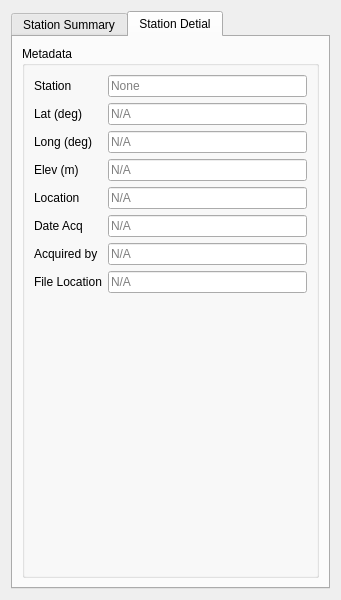
The window that mtpy/gui/SmartMT/ui_asset/station_status.ui (MTgeophysics/mtpy) describes before a commit, drawn with Qt 5.
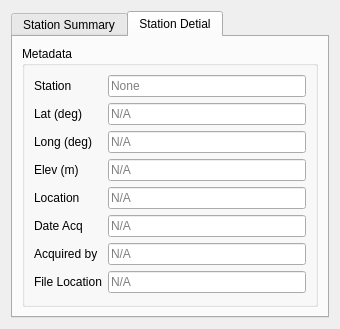
The same window after the commit.

Diff of the .ui file:
```diff
--- a/mtpy/gui/SmartMT/ui_asset/station_status.ui
+++ b/mtpy/gui/SmartMT/ui_asset/station_status.ui
@@ -6,8 +6,8 @@
    <rect>
     <x>0</x>
     <y>0</y>
-    <width>341</width>
-    <height>600</height>
+    <width>340</width>
+    <height>298</height>
    </rect>
   </property>
   <property name="windowTitle">
```
